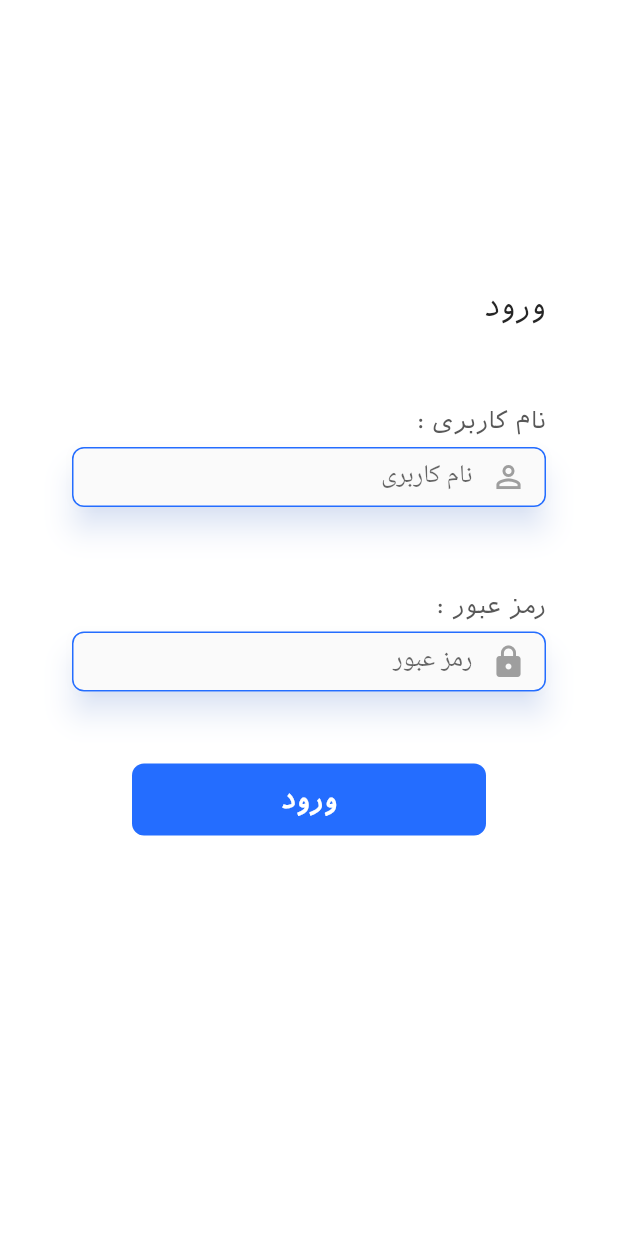
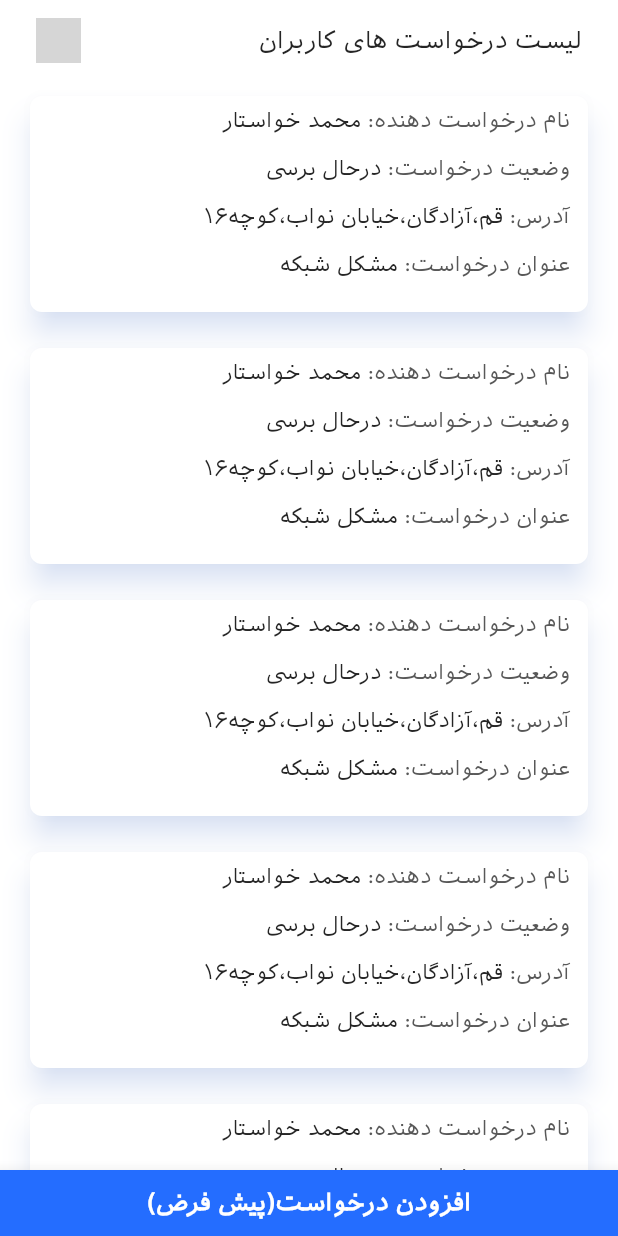
Before and after one commit to fhkhd/user, a Flutter app: the screen it shows after launch, after a tap on "ورود", on a phone screen of 412 x 824 dp. Run offline on Flutter 3.47's test engine with Material 2 defaults, Android fonts, the phone set to English and light mode, and no system bars; our stand-ins replace flutter_svg, hexcolor; grey boxes are pictures that could not be loaded.

Commit message:
set requests page with title,listView of cards & buttonNavigationBar

```diff
--- /dev/null
+++ b/lib/ButtonNavigationBar.dart
@@ -0,0 +1,38 @@
+import 'package:flutter/material.dart';
+import 'package:hexcolor/hexcolor.dart';
+
+
+class ButtonNavigationBar extends StatelessWidget {
+
+  String _titleOfButtonNavigation;
+
+
+  ButtonNavigationBar(this._titleOfButtonNavigation);
+
+  @override
+  Widget build(BuildContext context) {
+    return BottomAppBar(
+      color: HexColor('246DFF'),
+      child: Container(
+        height: 44.0,
+        child: Container(
+          width: MediaQuery.of(context).size.width,
+          height: 44.0,
+          child: Center(
+            child: Text(
+              _titleOfButtonNavigation,
+              style: TextStyle(
+                fontSize: 16.0,
+                fontFamily: 'IranianSans',
+                fontWeight: FontWeight.w700,
+                color: Colors.white,
+              ),
+              textDirection: TextDirection.rtl,
+            ),
+          ),
+        ),
+        alignment: Alignment.bottomCenter,
+      ),
+    );
+  }
+}
--- a/lib/LoggIn.dart
+++ b/lib/LoggIn.dart
@@ -1,5 +1,6 @@
 import 'package:flutter/material.dart';
 import 'package:hexcolor/hexcolor.dart';
+import 'RequestList.dart';
 
 class LogIn extends StatefulWidget {
 
@@ -109,7 +110,12 @@ class _LogInState extends State<LogIn> {
         child: MaterialButton(
           minWidth: 184.0,
           height: 44.0,
-          onPressed: (){},
+          onPressed: (){
+
+            Navigator.of(context).push(MaterialPageRoute(
+                builder: (context) => Requests()));
+
+          },
           child: Text('ورود',
             style: TextStyle(
               color: Colors.white,
--- /dev/null
+++ b/lib/RequestList.dart
@@ -0,0 +1,253 @@
+import 'package:flutter/cupertino.dart';
+import 'package:flutter/material.dart';
+import 'package:flutter_svg/svg.dart';
+import 'package:hexcolor/hexcolor.dart';
+import 'package:user/LoggIn.dart';
+import 'package:user/main.dart';
+import 'ButtonNavigationBar.dart';
+import 'farsiNumber.dart';
+import 'Dialog.dart';
+
+
+class Requests extends StatefulWidget {
+  @override
+  _RequestsState createState() => _RequestsState();
+}
+class _RequestsState extends State<Requests> {
+  Dialogss _dialogss= new Dialogss();
+  Farsi _farsi=new Farsi();
+  @override
+  Widget build(BuildContext context) {
+    return Scaffold(
+      backgroundColor: Colors.white,
+      body: ListView(
+        children: [
+          SizedBox(height: 12.0,),
+          Padding(
+            padding: EdgeInsets.only(left: 24.0,right: 24.0,bottom: 12.0),
+            child: Row(
+              mainAxisAlignment: MainAxisAlignment.spaceBetween,
+              children: <Widget>[
+                Text(
+                  'لیست درخواست های کاربران',
+                  style: TextStyle(
+                    color: HexColor('252525'),
+                    fontSize: 16.0,
+                    fontFamily: 'IranianSans',
+                  ),
+                ),
+                InkWell(
+                  onTap: (){
+                    Navigator.of(context).push(MaterialPageRoute(
+                        builder: (context) => LogIn()));
+                  },
+                  child: SvgPicture.asset('assets/forward_black_24dp.svg',height: 30,width: 30,),
+                ),
+              ],
+            ),
+          ),
+          Container(
+            height: MediaQuery.of(context).size.height,
+            child: ListView(
+              scrollDirection: Axis.vertical,
+              children: <Widget>[
+                Padding(padding: EdgeInsets.only(left: 20.0,right: 20.0,top: 10.0),
+                  child: Request(),
+                ),
+
+                SizedBox(height: 24.0,),
+                Padding(padding: EdgeInsets.only(left: 20.0,right: 20.0),
+                  child: Container(
+                    child: Request(),
+                  ),
+                ),
+
+                SizedBox(height: 24.0,),
+                Padding(padding: EdgeInsets.only(left: 20.0,right: 20.0),
+                  child: Container(
+                    child: Request(),
+                  ),
+                ),
+
+                SizedBox(height: 24.0,),
+                Padding(padding: EdgeInsets.only(left: 20.0,right: 20.0),
+                  child: Container(
+                    child: Request(),
+                  ),
+                ),
+
+                SizedBox(height: 24.0,),
+                Padding(padding: EdgeInsets.only(left: 20.0,right: 20.0),
+                  child: Container(
+                    child: Request(),
+                  ),
+                ),
+
+                SizedBox(height: 24.0,),
+                Padding(padding: EdgeInsets.only(left: 20.0,right: 20.0),
+                  child: Container(
+                    child: Request(),
+                  ),
+                ),
+
+                SizedBox(height: 24.0,),
+                Padding(padding: EdgeInsets.only(left: 20.0,right: 20.0),
+                  child: Container(
+                    child: Request(),
+                  ),
+                ),
+
+                SizedBox(height: 24.0,),
+                Padding(padding: EdgeInsets.only(left: 20.0,right: 20.0),
+                  child: Container(
+                    child: Request(),
+                  ),
+                ),
+
+                SizedBox(height: 91.0,),
+
+              ],
+            ),
+          )
+        ],
+      ),
+      bottomNavigationBar: InkWell(
+        onTap: (){
+          // createAlertDialog(context);
+          _dialogss.createAlertDialog(context);
+        },
+        child: ButtonNavigationBar("افزودن درخواست(پیش فرض)"),
+      ),
+    );
+  }
+
+
+  Material Request(){
+    return Material(
+      color: HexColor('FFFFFF'),
+      shape: RoundedRectangleBorder(
+        borderRadius: BorderRadius.all(
+          Radius.circular(8.0),
+        ),
+      ),
+      child: Container(
+        height: 144.0,
+        width: MediaQuery.of(context).size.width-48.0,
+        child: Padding(
+          padding: EdgeInsets.only(right: 12.0,top: 8.0),
+          child: Column(
+            children: [
+              Row(
+                children: [
+                  SizedBox(height: 13.0,),
+                  Text(
+                    'نام درخواست دهنده:',
+                    style: TextStyle(
+                      color: HexColor('585858'),
+                      fontFamily: 'IranianSans',
+                      fontSize: 14.0,
+                      fontWeight: FontWeight.w400,
+                    ),
+                    textAlign: TextAlign.right,
+                  ),
+                  SizedBox(width: 4.0),
+                  Text(
+                    'محمد خواستار',
+                    textAlign: TextAlign.center,
+                    style: TextStyle(
+                      fontFamily: 'IranianSans',
+                      fontSize: 14.0,
+                      color: HexColor('252525'),
+                      fontWeight: FontWeight.w500,
+                    ),
+                  ),
+                ],
+              ),
+              SizedBox(height: 16.0,),
+              Row(
+                children: [
+                  Text(
+                    'وضعیت درخواست:',
+                    style: TextStyle(
+                      color: HexColor('585858'),
+                      fontFamily: 'IranianSans',
+                      fontSize: 14.0,
+                      fontWeight: FontWeight.w400,
+                    ),
+                    textAlign: TextAlign.right,
+                  ),
+                  SizedBox(width: 4.0),
+                  Text(
+                    'درحال برسی',
+                    textAlign: TextAlign.center,
+                    style: TextStyle(
+                      fontFamily: 'IranianSans',
+                      fontSize: 14.0,
+                      color: HexColor('252525'),
+                      fontWeight: FontWeight.w500,
+                    ),
+                  ),
+                ],
+              ),
+              SizedBox(height: 16.0,),
+              Row(
+                children: [
+                  Text(
+                    'آدرس:',
+                    style: TextStyle(
+                      color: HexColor('585858'),
+                      fontFamily: 'IranianSans',
+                      fontSize: 14.0,
+                      fontWeight: FontWeight.w400,
+                    ),
+                    textAlign: TextAlign.right,
+                  ),
+                  SizedBox(width: 4.0),
+                  Text(
+                    _farsi.replaceFarsiNumber('قم،آزادگان،خیابان نواب،کوچه16'),
+                    textAlign: TextAlign.center,
+                    style: TextStyle(
+                      fontFamily: 'IranianSans',
+                      fontSize: 14.0,
+                      fontWeight: FontWeight.w500,
+                      color: HexColor('252525'),
+                    ),
+                  ),
+                ],
+              ),
+              SizedBox(height: 16.0,),
+              Row(
+                children: [
+                  Text(
+                    'عنوان درخواست:',
+                    style: TextStyle(
+                      color: HexColor('585858'),
+                      fontFamily: 'IranianSans',
+                      fontSize: 14.0,
+                      fontWeight: FontWeight.w400,
+                    ),
+                    textAlign: TextAlign.right,
+                  ),
+                  SizedBox(width: 4.0),
+                  Text(
+                    _farsi.replaceFarsiNumber('مشکل شبکه'),
+                    textAlign: TextAlign.center,
+                    style: TextStyle(
+                      fontFamily: 'IranianSans',
+                      fontSize: 14.0,
+                      fontWeight: FontWeight.w500,
+                      color: HexColor('252525'),
+                    ),
+                  ),
+                ],
+              ),
+            ],
+          ),
+        ),
+      ),
+      elevation: 8.0,
+      shadowColor: HexColor('40246DFF'),
+    );
+  }
+
+}
--- /dev/null
+++ b/lib/farsiNumber.dart
@@ -0,0 +1,13 @@
+class Farsi{
+  String replaceFarsiNumber(String input){
+
+    const en=['1','2','3','4','5','6','7','8','9','0'];
+    const fa=['۱','۲','۳','۴','۵','۶','۷','۸','۹','۰'];
+
+    for(int i=0;i<en.length;i++){
+      input=input.replaceAll(en[i],fa[i]);
+    }
+
+    return input;
+  }
+}
```
